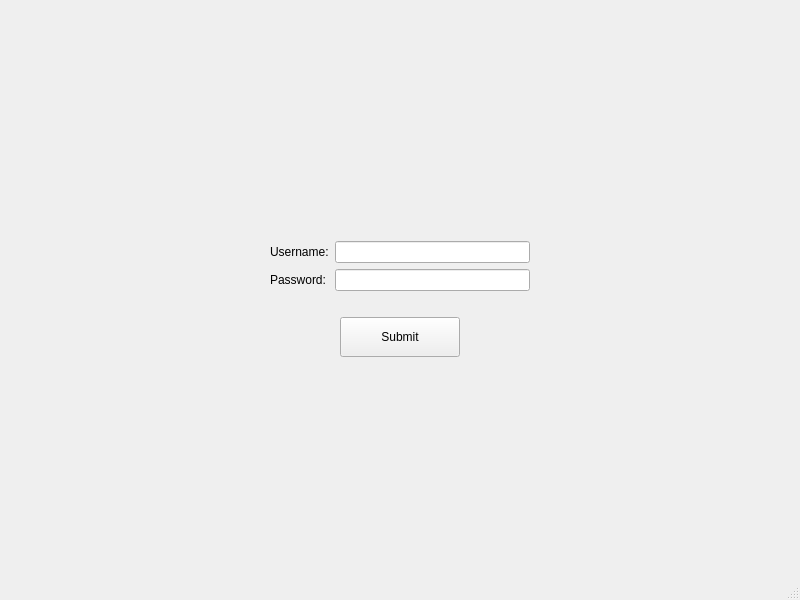
This is QtProject/src/mainwindow.ui in alimoghanni/QtProject as Qt 5 draws it before an edit. The edited form follows.
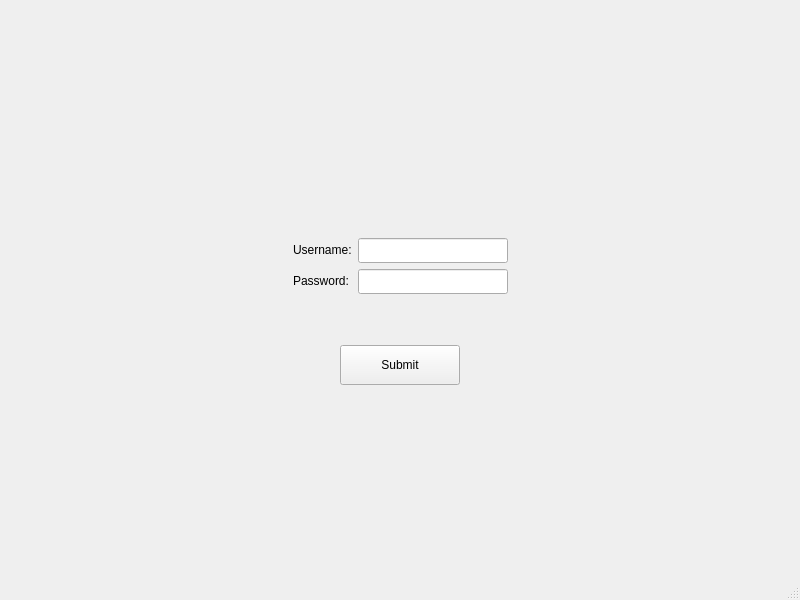
This is the edited form.

```diff
--- a/QtProject/src/mainwindow.ui
+++ b/QtProject/src/mainwindow.ui
@@ -51,8 +51,17 @@
       </item>
       <item>
        <layout class="QFormLayout" name="formLayout">
+        <property name="leftMargin">
+         <number>25</number>
+        </property>
         <property name="topMargin">
-         <number>0</number>
+         <number>25</number>
+        </property>
+        <property name="rightMargin">
+         <number>25</number>
+        </property>
+        <property name="bottomMargin">
+         <number>25</number>
         </property>
         <item row="0" column="0">
          <widget class="QLabel" name="label">
@@ -62,7 +71,20 @@
          </widget>
         </item>
         <item row="0" column="1">
-         <widget class="QLineEdit" name="lineEdit"/>
+         <widget class="QLineEdit" name="lineEdit">
+          <property name="minimumSize">
+           <size>
+            <width>150</width>
+            <height>25</height>
+           </size>
+          </property>
+          <property name="maximumSize">
+           <size>
+            <width>16777215</width>
+            <height>16777215</height>
+           </size>
+          </property>
+         </widget>
         </item>
         <item row="1" column="0">
          <widget class="QLabel" name="label_2">
@@ -72,7 +94,14 @@
          </widget>
         </item>
         <item row="1" column="1">
-         <widget class="QLineEdit" name="lineEdit_2"/>
+         <widget class="QLineEdit" name="lineEdit_2">
+          <property name="minimumSize">
+           <size>
+            <width>150</width>
+            <height>25</height>
+           </size>
+          </property>
+         </widget>
         </item>
        </layout>
       </item>
```
